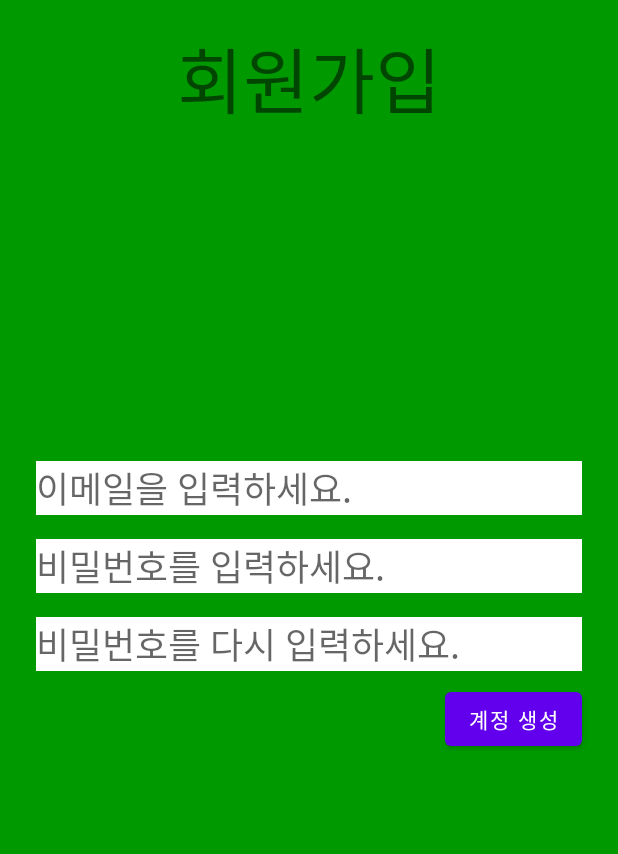
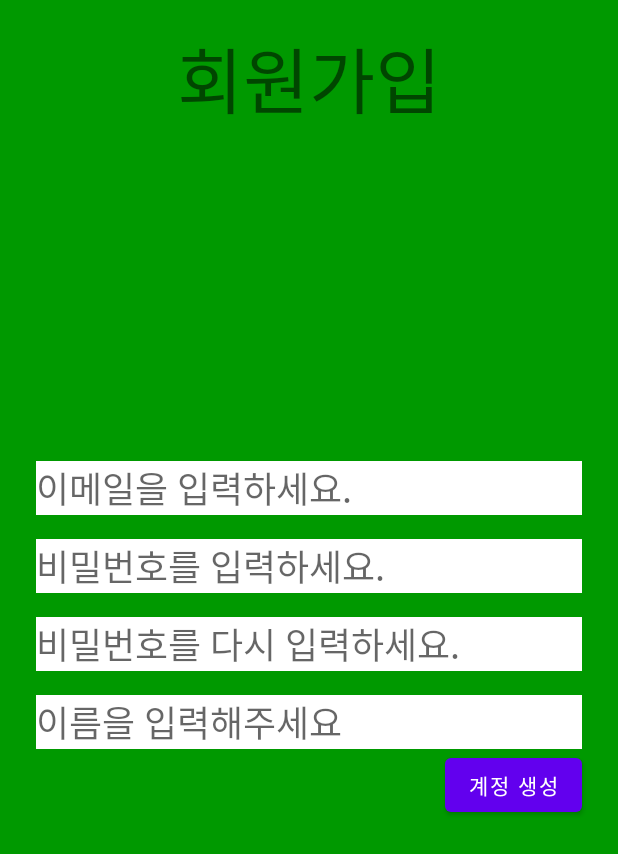
Before and after one commit to samgashyeong/MoconMCS, an Android app: the SignupActivity screen opened directly, with no data from a screen before it, on a phone screen of 412 x 824 dp. Shown: the top 854 px of the screen. Run offline under Robolectric (Android 15) with nearby library versions, the phone set to English and light mode, and no system bars; our stand-ins replace Firebase (no records; nobody signed in at launch, a user with empty details on screens opened directly).

```diff
--- a/app/build.gradle
+++ b/app/build.gradle
@@ -58,6 +58,7 @@ dependencies {
     implementation platform('com.google.firebase:firebase-bom:27.1.0')
     implementation 'com.google.firebase:firebase-auth'
     implementation 'com.google.android.gms:play-services-auth:19.0.0'
+    implementation 'com.google.firebase:firebase-firestore-ktx'
 
     //material
     implementation 'com.google.android.material:material:1.4.0-beta01'
--- a/app/src/main/java/com/example/moconmcs/SignupActivity.java
+++ b/app/src/main/java/com/example/moconmcs/SignupActivity.java
@@ -1,5 +1,6 @@
 package com.example.moconmcs;
 
+import androidx.annotation.NonNull;
 import androidx.appcompat.app.AppCompatActivity;
 
 import android.content.Intent;
@@ -8,11 +9,16 @@ import android.widget.Button;
 import android.widget.EditText;
 import android.widget.Toast;
 
+import com.example.moconmcs.data.User;
+import com.google.android.gms.tasks.OnFailureListener;
 import com.google.firebase.auth.FirebaseAuth;
+import com.google.firebase.firestore.FirebaseFirestore;
+
+import java.util.Objects;
 
 public class SignupActivity extends AppCompatActivity {
 
-    EditText email, pw1, pw2;
+    EditText email, pw1, pw2, name;
 
     @Override
     protected void onCreate(Bundle savedInstanceState) {
@@ -22,8 +28,14 @@ public class SignupActivity extends AppCompatActivity {
         email = findViewById(R.id.emailLogin);
         pw1 = findViewById(R.id.pwLogin);
         pw2 = findViewById(R.id.pwLogin2);
+        name = findViewById(R.id.nameEt);
 
         FirebaseAuth auth = FirebaseAuth.getInstance();
+        FirebaseFirestore db = FirebaseFirestore.getInstance();
+
+
+        String uid = Objects.requireNonNull(auth.getCurrentUser()).getUid();
+
         Button signup = findViewById(R.id.loginButton);
 
         signup.setOnClickListener(v -> {
@@ -34,6 +46,13 @@ public class SignupActivity extends AppCompatActivity {
                     email.getText().toString(), pw1.getText().toString())
                     .addOnCompleteListener(task -> {
                 if(task.isSuccessful()) {
+                    db.collection("User").document(""+uid).set(new User(name.getText().toString()))
+                            .addOnFailureListener(new OnFailureListener() {
+                                @Override
+                                public void onFailure(@NonNull Exception e) {
+                                    Toast.makeText(SignupActivity.this, "오류가 났습니다. 다시 시도해주세요", Toast.LENGTH_SHORT).show();
+                                }
+                            });
                     Toast.makeText(getApplicationContext(), "회원가입 성공!", Toast.LENGTH_SHORT).show();
                     Intent intent = new Intent(getApplicationContext(), OnboardingActivity.class);
                     intent.putExtra("isLoginBack", true);
@@ -41,6 +60,5 @@ public class SignupActivity extends AppCompatActivity {
                 }
             });
         });
-
     }
 }
--- a/app/src/main/java/com/example/moconmcs/data/C005.kt
+++ b/app/src/main/java/com/example/moconmcs/data/C005.kt
@@ -1,4 +1,9 @@
 package com.example.moconmcs.data
+
+import android.view.LayoutInflater
+import android.view.View
+import android.view.ViewGroup
+import androidx.recyclerview.widget.RecyclerView
 
 data class C005(
     val RESULT: RESULT,
--- /dev/null
+++ b/app/src/main/java/com/example/moconmcs/data/User.kt
@@ -0,0 +1,3 @@
+package com.example.moconmcs.data
+
+data class User(val name : String)
--- a/app/src/main/res/layout/activity_signup.xml
+++ b/app/src/main/res/layout/activity_signup.xml
@@ -79,13 +79,28 @@
         android:id="@+id/loginButton"
         android:layout_width="wrap_content"
         android:layout_height="wrap_content"
-        android:layout_marginTop="8dp"
         android:layout_marginEnd="24dp"
-        android:layout_marginRight="24dp"
         android:text="계정 생성"
         app:layout_constraintEnd_toEndOf="parent"
         app:layout_constraintHorizontal_bias="1.0"
         app:layout_constraintStart_toStartOf="parent"
+        app:layout_constraintTop_toBottomOf="@+id/nameEt" />
+
+    <EditText
+        android:id="@+id/nameEt"
+        android:layout_width="0dp"
+        android:layout_height="wrap_content"
+        android:background="#FFFFFF"
+        android:layout_marginStart="24dp"
+        android:layout_marginLeft="24dp"
+        android:layout_marginTop="16dp"
+        android:layout_marginEnd="24dp"
+        android:layout_marginRight="24dp"
+        android:ems="10"
+        android:hint="이름을 입력해주세요"
+        android:textSize="24sp"
+        app:layout_constraintEnd_toEndOf="parent"
+        app:layout_constraintStart_toStartOf="parent"
         app:layout_constraintTop_toBottomOf="@+id/pwLogin2" />
 
 </androidx.constraintlayout.widget.ConstraintLayout>
```
Also changed, not shown: app/src/main/java/com/example/moconmcs/FoodMapFragment.java (+35 -0 lines), app/src/main/res/layout/item.xml (added, +11 -0 lines).
